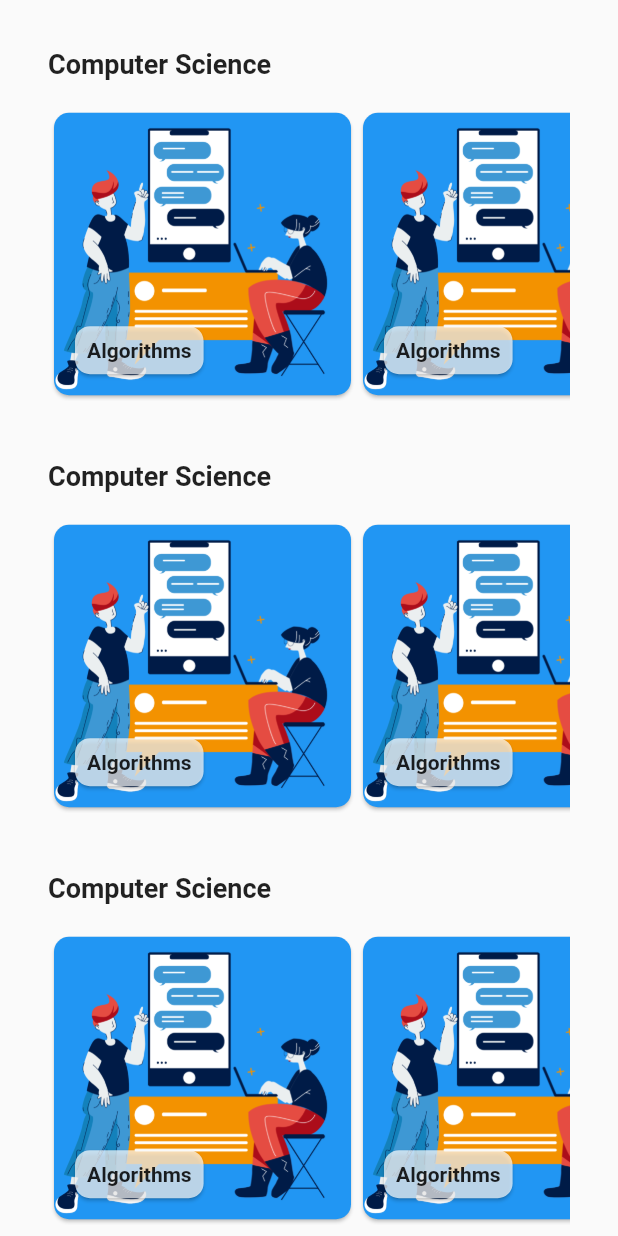
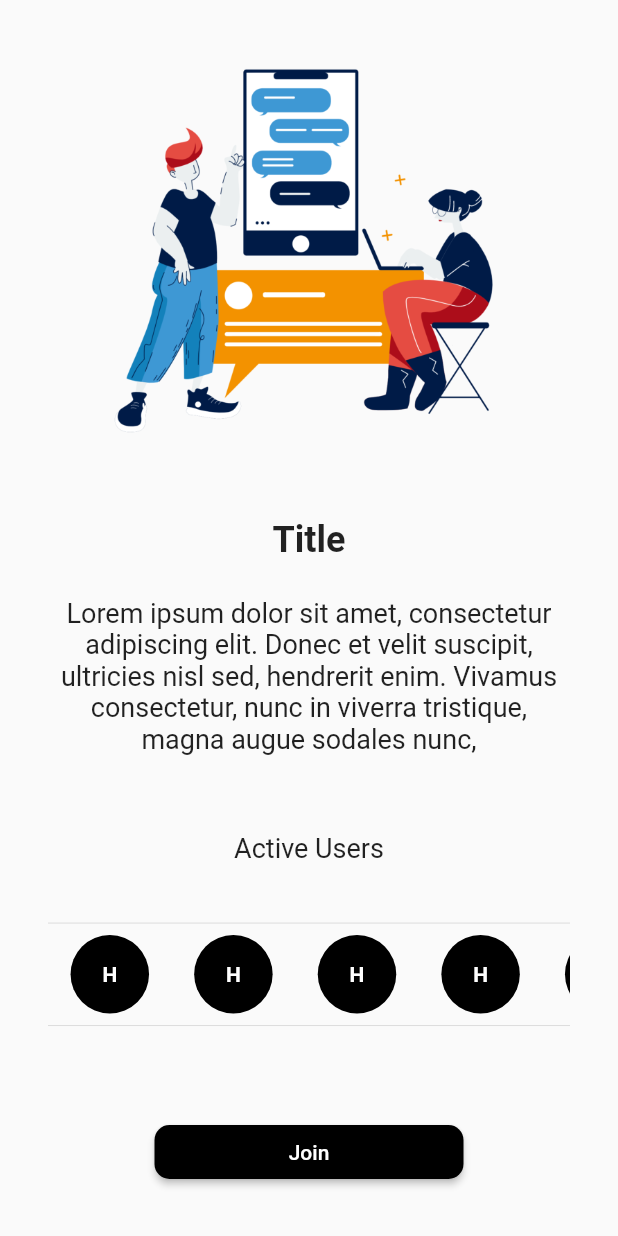
Before and after one commit to bugragoksu/virtual_study_app, a Flutter app: the HomeScreen screen opened directly, after a tap on "Algorithms", on a phone screen of 412 x 824 dp. Run offline on Flutter 3.47's test engine with Material 2 defaults, Android fonts, the phone set to English and light mode, and no system bars.

Commit message:
added detail screen

```diff
--- /dev/null
+++ b/lib/src/core/extensions/context_extension.dart
@@ -0,0 +1,10 @@
+import 'package:flutter/material.dart';
+
+extension ContextExtension on BuildContext {
+  double get height => MediaQuery.of(this).size.height;
+  double get width => MediaQuery.of(this).size.width;
+
+  double get lowValue => height * 0.01;
+  double get mediumValue => height * 0.05;
+  double get highValue => height * 0.1;
+}
--- a/lib/src/screens/auth/auth_screen.dart
+++ b/lib/src/screens/auth/auth_screen.dart
@@ -3,6 +3,7 @@ import 'package:flutter/material.dart';
 import '../../widgets/images/chat_image.dart';
 import '../../widgets/inputs/base_text_input.dart';
 import 'widgets/sign_button.dart';
+import '../../core/extensions/context_extension.dart';
 
 class AuthScreen extends StatefulWidget {
   AuthScreen({Key? key}) : super(key: key);
@@ -25,7 +26,6 @@ class _AuthScreenState extends State<AuthScreen> {
 
   @override
   Widget build(BuildContext context) {
-    double height = MediaQuery.of(context).size.height;
     return Scaffold(
       body: Padding(
         padding: const EdgeInsets.all(32.0),
@@ -34,15 +34,15 @@ class _AuthScreenState extends State<AuthScreen> {
           children: [
             ChatImage(),
             SizedBox(
-              height: height * 0.1,
+              height: context.highValue,
             ),
             BaseTextInput(controller: emailController, hintText: "Email"),
             SizedBox(
-              height: height * 0.025,
+              height: context.height * 0.025,
             ),
             BaseTextInput(controller: passworController, hintText: "Password"),
             SizedBox(
-              height: height * 0.05,
+              height: context.mediumValue,
             ),
             SignButton(
                 isLogin: isLogin,
@@ -50,7 +50,7 @@ class _AuthScreenState extends State<AuthScreen> {
                 passwordController: passworController,
                 onFinish: (success, err) {}),
             SizedBox(
-              height: height * 0.01,
+              height: context.lowValue,
             ),
             TextButton(
                 onPressed: () {
--- /dev/null
+++ b/lib/src/screens/detail/detail_screen.dart
@@ -0,0 +1,83 @@
+import 'package:flutter/material.dart';
+
+import '../../core/extensions/context_extension.dart';
+import '../../widgets/buttons/base_button.dart';
+import '../../widgets/images/chat_image.dart';
+
+class DetailScreen extends StatelessWidget {
+  const DetailScreen({Key? key}) : super(key: key);
+
+  @override
+  Widget build(BuildContext context) {
+    return Scaffold(
+      body: SafeArea(
+        child: Padding(
+          padding: const EdgeInsets.all(32.0),
+          child: Column(
+            children: [
+              Expanded(flex: 5, child: ChatImage()),
+              Spacer(),
+              Expanded(
+                child: Text(
+                  'Title',
+                  style: TextStyle(fontSize: 24, fontWeight: FontWeight.bold),
+                ),
+              ),
+              Expanded(
+                child: Text(
+                  'Lorem ipsum dolor sit amet, consectetur adipiscing elit. Donec et velit suscipit, ultricies nisl sed, hendrerit enim. Vivamus consectetur, nunc in viverra tristique, magna augue sodales nunc,',
+                  overflow: TextOverflow.visible,
+                  textAlign: TextAlign.center,
+                  style: TextStyle(fontSize: 18, fontWeight: FontWeight.w400),
+                ),
+              ),
+              Spacer(
+                flex: 2,
+              ),
+              Expanded(
+                child: Text(
+                  'Active Users',
+                  textAlign: TextAlign.center,
+                  style: TextStyle(fontSize: 18, fontWeight: FontWeight.w400),
+                ),
+              ),
+              Divider(),
+              Expanded(
+                child: _buildActiveUserList(context),
+              ),
+              Divider(),
+              Spacer(),
+              _buildJoinButton(context)
+            ],
+          ),
+        ),
+      ),
+    );
+  }
+
+  ListView _buildActiveUserList(BuildContext context) {
+    return ListView.builder(
+      itemCount: 10,
+      scrollDirection: Axis.horizontal,
+      itemBuilder: (_, i) => Container(
+        height: context.width / 5,
+        width: context.width / 5,
+        decoration: BoxDecoration(shape: BoxShape.circle, color: Colors.black),
+        child: Center(
+            child: Text('H',
+                style: TextStyle(
+                    color: Colors.white, fontWeight: FontWeight.bold))),
+      ),
+    );
+  }
+
+  Container _buildJoinButton(BuildContext context) {
+    return Container(
+      width: context.width / 2,
+      child: BaseButton(
+        onPressed: () {},
+        title: "Join",
+      ),
+    );
+  }
+}
--- a/lib/src/screens/home/home_screen.dart
+++ b/lib/src/screens/home/home_screen.dart
@@ -10,12 +10,13 @@ class HomeScreen extends StatelessWidget {
   Widget build(BuildContext context) {
     return Scaffold(
       body: SafeArea(
-        child: SingleChildScrollView(
+        child: Container(
+          height: MediaQuery.of(context).size.height * 1.25,
           child: Padding(
             padding: const EdgeInsets.all(32.0),
             child: ListView.builder(
                 shrinkWrap: true,
-                itemCount: 10,
+                itemCount: 4,
                 itemBuilder: (_, i) => Container(
                       height: MediaQuery.of(context).size.height / 3,
                       child: _buildCourseColumn(),
--- a/lib/src/screens/home/widgets/card_list.dart
+++ b/lib/src/screens/home/widgets/card_list.dart
@@ -1,4 +1,5 @@
 import 'package:flutter/material.dart';
+import 'package:virtual_study_app/src/screens/detail/detail_screen.dart';
 
 import 'course_card.dart';
 
@@ -13,7 +14,8 @@ class CardList extends StatelessWidget {
       itemCount: 10,
       itemBuilder: (_, index) => CourseCard(
           onTap: () {
-            print(index);
+            Navigator.of(context)
+                .push(MaterialPageRoute(builder: (_) => DetailScreen()));
           },
           title: "Algorithms",
           imageURL: "imageURL"),
```
